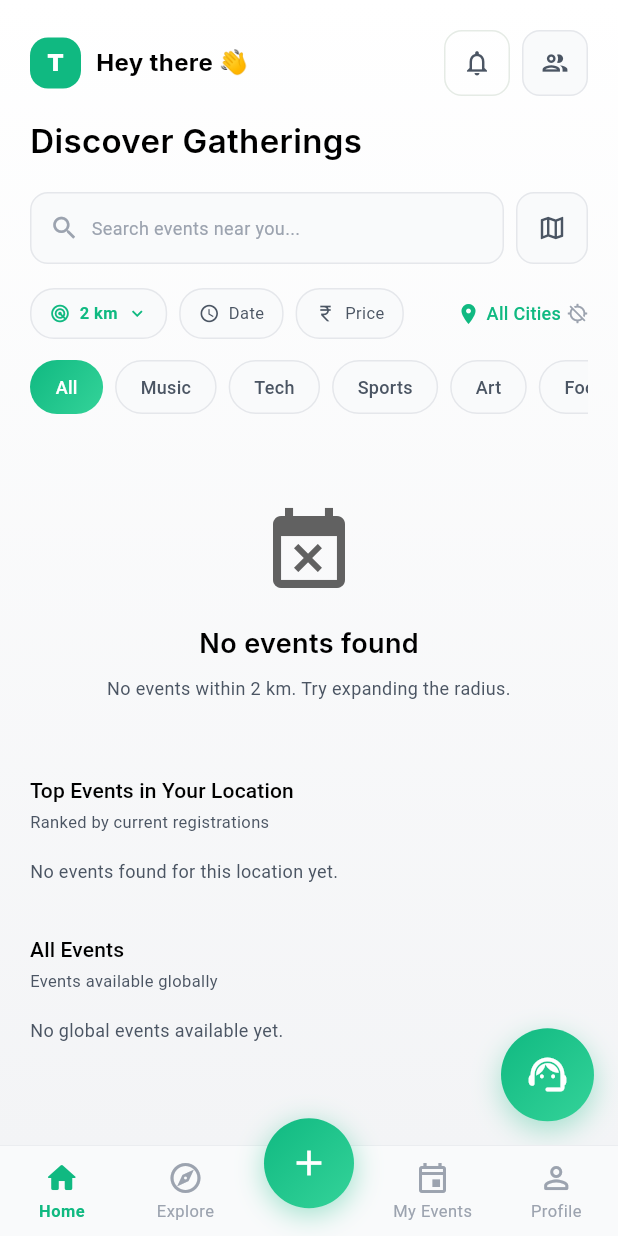
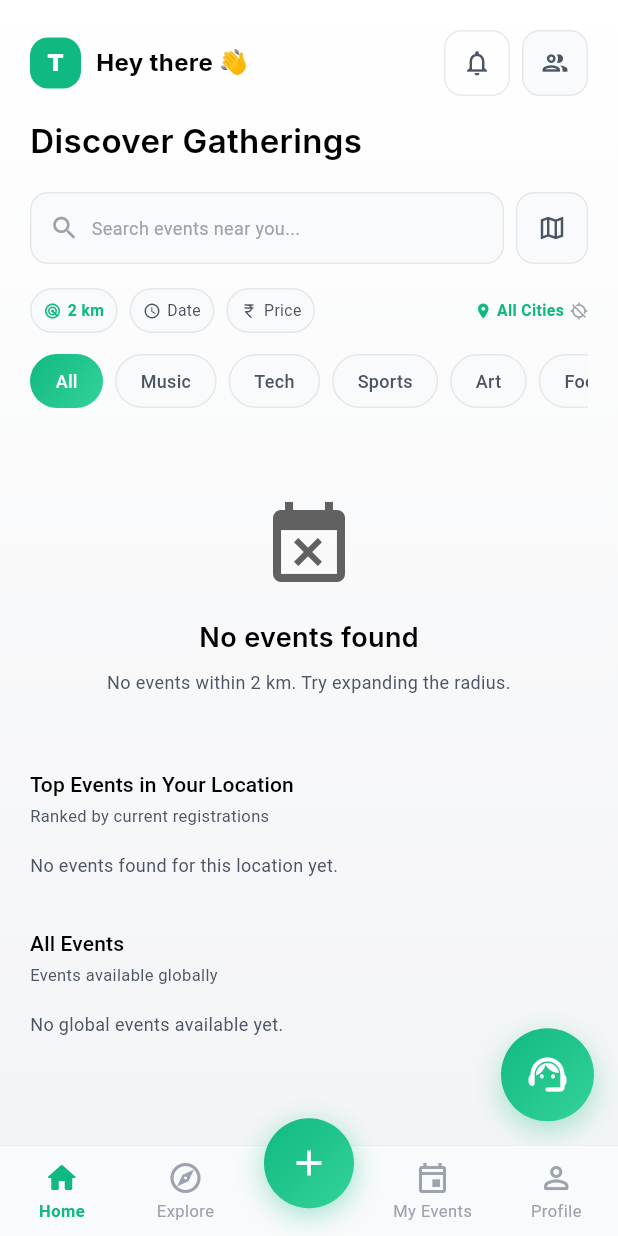
Before and after one commit to vrutsasolutions/TheyDi, a Flutter app: the HomeScreen screen opened by its route, on a phone screen of 412 x 824 dp. Run offline on Flutter 3.47's test engine with Material 3 defaults, Android fonts, the phone set to English and light mode, and no system bars; drawn by our look-alikes of flutter_animate; our stand-ins replace audioplayers, camera, cloud_firestore, cloud_functions, file_picker, firebase_auth and 12 more; missing offline and left inert: dart:html, google_mlkit_face_detection, razorpay_flutter, record; accounts and stored records are empty.

Commit message:
Improve home filter layout for mobile and web

```diff
--- a/lib/features/home/screens/home_screen.dart
+++ b/lib/features/home/screens/home_screen.dart
@@ -528,78 +528,111 @@ class _HomeScreenState extends ConsumerState<HomeScreen> {
                       const SizedBox(height: 16),
 
                       // Filters & Location
-                      Row(
-                        crossAxisAlignment: CrossAxisAlignment.center,
+// Filters & Location
+Builder(
+  builder: (context) {
+    final isMobile = MediaQuery.of(context).size.width < 600;
+
+    final chipHeight = isMobile ? 30.0 : 34.0;
+    final chipPadding = isMobile ? 8.0 : 12.0;
+    final iconSize = isMobile ? 12.0 : 14.0;
+    final fontSize = isMobile ? 10.5 : 12.0;
+
+    Widget chip({
+      required Widget child,
+      required VoidCallback onTap,
+      bool selected = false,
+    }) {
+      return GestureDetector(
+        onTap: onTap,
+        child: Container(
+          height: chipHeight,
+          padding: EdgeInsets.symmetric(horizontal: chipPadding),
+          decoration: BoxDecoration(
+            color: selected
+                ? TheyDiColors.primary.withValues(alpha: 0.15)
+                : TheyDiColors.card,
+            borderRadius: BorderRadius.circular(16),
+            border: Border.all(
+              color: selected
+                  ? TheyDiColors.primary
+                  : TheyDiColors.divider,
+            ),
+          ),
+          child: child,
+        ),
+      );
+    }
+
+    return Row(
       children: [
-                          // Scrollable filter chips row
         Expanded(
           child: SingleChildScrollView(
             scrollDirection: Axis.horizontal,
-                              child: Row(children: [
-                                GestureDetector(
+            physics: isMobile
+                ? const NeverScrollableScrollPhysics()
+                : const BouncingScrollPhysics(),
+            child: Row(
+              children: [
+                chip(
                   onTap: _showRadiusSelector,
-                                  child: Container(
-                                    height: 34,
-                                    padding: const EdgeInsets.symmetric(horizontal: 12),
-                                    alignment: Alignment.center,
-                                    decoration: BoxDecoration(
-                                        color: TheyDiColors.card,
-                                        borderRadius: BorderRadius.circular(16),
-                                        border:
-                                            Border.all(color: TheyDiColors.divider)),
-                                    child:
-                                        Row(mainAxisSize: MainAxisSize.min, children: [
-                                      const Icon(Icons.radar,
-                                          size: 14, color: TheyDiColors.primary),
-                                      const SizedBox(width: 6),
-                                      Text(_radiusLabel,
+                  child: Row(
+                    mainAxisSize: MainAxisSize.min,
+                    children: [
+                      Icon(Icons.radar,
+                          size: iconSize,
+                          color: TheyDiColors.primary),
+                      const SizedBox(width: 4),
+                      Text(
+                        _radiusLabel,
                         style: TheyDiTextStyles.caption.copyWith(
+                          fontSize: fontSize,
                           color: TheyDiColors.primary,
-                                              fontWeight: FontWeight.w600)),
-                                      const SizedBox(width: 6),
-                                      const Icon(Icons.keyboard_arrow_down,
-                                          size: 14, color: TheyDiColors.primary),
-                                    ]),
+                          fontWeight: FontWeight.w600,
                         ),
                       ),
+                      if (!isMobile) ...[
+                        const SizedBox(width: 4),
+                        Icon(Icons.keyboard_arrow_down,
+                            size: iconSize,
+                            color: TheyDiColors.primary),
+                      ]
+                    ],
+                  ),
+                ),
+
                 const SizedBox(width: 8),
-                                GestureDetector(
-                                  onTap: () => setState(() => _selectedSort = 'Date'),
-                                  child: Container(
-                                    height: 34,
-                                    padding: const EdgeInsets.symmetric(horizontal: 12),
-                                    alignment: Alignment.center,
-                                    decoration: BoxDecoration(
-                                      color: _selectedSort == 'Date'
-                                          ? TheyDiColors.primary.withValues(alpha: 0.2)
-                                          : TheyDiColors.card,
-                                      borderRadius: BorderRadius.circular(16),
-                                      border: Border.all(
-                                          color: _selectedSort == 'Date'
-                                              ? TheyDiColors.primary
-                                              : TheyDiColors.divider),
-                                    ),
-                                    child:
-                                        Row(mainAxisSize: MainAxisSize.min, children: [
+
+                chip(
+                  selected: _selectedSort == 'Date',
+                  onTap: () =>
+                      setState(() => _selectedSort = 'Date'),
+                  child: Row(
+                    mainAxisSize: MainAxisSize.min,
+                    children: [
                       Icon(Icons.schedule,
-                                          size: 14,
+                          size: iconSize,
                           color: _selectedSort == 'Date'
                               ? TheyDiColors.primary
                               : TheyDiColors.textSecondary),
-                                      const SizedBox(width: 6),
-                                      Text('Date',
+                      const SizedBox(width: 4),
+                      Text(
+                        "Date",
                         style: TheyDiTextStyles.caption.copyWith(
+                          fontSize: fontSize,
                           color: _selectedSort == 'Date'
                               ? TheyDiColors.primary
                               : TheyDiColors.textSecondary,
-                                              fontWeight: _selectedSort == 'Date'
-                                                  ? FontWeight.w600
-                                                  : FontWeight.normal)),
-                                    ]),
                         ),
                       ),
+                    ],
+                  ),
+                ),
+
                 const SizedBox(width: 8),
-                                GestureDetector(
+
+                chip(
+                  selected: _selectedSort == 'Price ₹',
                   onTap: () {
                     setState(() {
                       if (_selectedSort == 'Price ₹') {
@@ -608,83 +641,83 @@ class _HomeScreenState extends ConsumerState<HomeScreen> {
                       _selectedSort = 'Price ₹';
                     });
                   },
-                                  child: Container(
-                                    height: 34,
-                                    padding: const EdgeInsets.symmetric(horizontal: 12),
-                                    alignment: Alignment.center,
-                                    decoration: BoxDecoration(
-                                      color: _selectedSort == 'Price ₹'
-                                          ? TheyDiColors.primary.withValues(alpha: 0.2)
-                                          : TheyDiColors.card,
-                                      borderRadius: BorderRadius.circular(16),
-                                      border: Border.all(
-                                          color: _selectedSort == 'Price ₹'
-                                              ? TheyDiColors.primary
-                                              : TheyDiColors.divider),
-                                    ),
-                                    child:
-                                        Row(mainAxisSize: MainAxisSize.min, children: [
+                  child: Row(
+                    mainAxisSize: MainAxisSize.min,
+                    children: [
                       Icon(Icons.currency_rupee,
-                                          size: 14,
+                          size: iconSize,
                           color: _selectedSort == 'Price ₹'
                               ? TheyDiColors.primary
                               : TheyDiColors.textSecondary),
-                                      const SizedBox(width: 6),
+                      const SizedBox(width: 4),
                       Text(
                         _selectedSort == 'Price ₹'
                             ? (_priceAscending
-                                                  ? 'Price ↑'
-                                                  : 'Price ↓')
-                                              : 'Price',
+                                ? "Price ↑"
+                                : "Price ↓")
+                            : "Price",
                         style: TheyDiTextStyles.caption.copyWith(
+                          fontSize: fontSize,
                           color: _selectedSort == 'Price ₹'
                               ? TheyDiColors.primary
                               : TheyDiColors.textSecondary,
-                                              fontWeight: _selectedSort == 'Price ₹'
-                                                  ? FontWeight.w600
-                                                  : FontWeight.normal)),
-                                    ]),
                         ),
                       ),
-                              ]),
+                    ],
                   ),
                 ),
-                          const SizedBox(width: 8),
-                          // Location on the right
+              ],
+            ),
+          ),
+        ),
+
+        const SizedBox(width: 12),
+
+        // Location fixed on right
         Row(
           mainAxisSize: MainAxisSize.min,
           children: [
-                              const Icon(Icons.location_on,
-                                  color: TheyDiColors.primary, size: 16),
-                              const SizedBox(width: 4),
-                              Container(
-                                constraints: const BoxConstraints(maxWidth: 80),
-                                child: Text(
+            Icon(Icons.location_on,
+                size: iconSize,
+                color: TheyDiColors.primary),
+            const SizedBox(width: 3),
+            Text(
               userCity.isNotEmpty
                   ? '$userCity, India'
                   : 'All Cities',
-                                    style: TheyDiTextStyles.labelMedium
-                                        .copyWith(color: TheyDiColors.primary),
-                                    overflow: TextOverflow.ellipsis),
+              style: TheyDiTextStyles.caption.copyWith(
+                fontSize: fontSize,
+                color: TheyDiColors.primary,
+                fontWeight: FontWeight.w600,
+              ),
             ),
             const SizedBox(width: 4),
             if (_locationLoading)
               const SizedBox(
-                                    width: 14,
-                                    height: 14,
-                                    child: CircularProgressIndicator(
-                                        color: TheyDiColors.primary, strokeWidth: 2))
+                width: 12,
+                height: 12,
+                child: CircularProgressIndicator(strokeWidth: 2),
+              )
             else if (_userLat != null)
-                                const Icon(Icons.gps_fixed,
-                                    size: 14, color: Colors.green)
+              const Icon(
+                Icons.gps_fixed,
+                color: Colors.green,
+                size: 12,
+              )
             else
               GestureDetector(
                 onTap: _loadUserLocation,
-                                    child: const Icon(Icons.gps_off,
-                                        size: 14, color: TheyDiColors.textMuted)),
+                child: const Icon(
+                  Icons.gps_off,
+                  size: 12,
+                  color: TheyDiColors.textMuted,
+                ),
+              ),
           ],
         ),
       ],
+    );
+  },
 ).animate(delay: 150.ms).fade(duration: 400.ms),
 
                       const SizedBox(height: 14),
```
Lines whose indentation alone changed are shown as unchanged.
